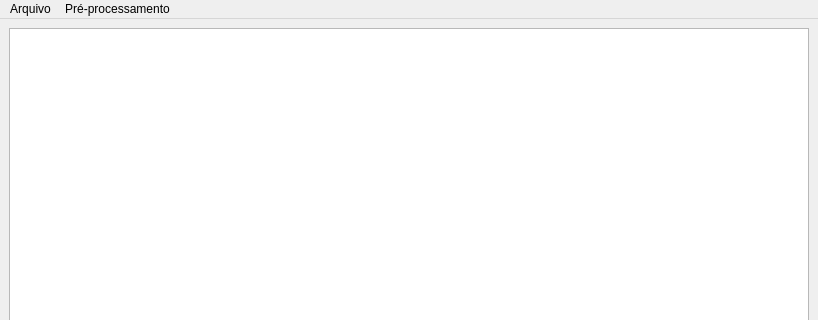
Before: the Qt Designer form RasterAsciiViewer/mainwindow.ui in gabriel-russo/sensoriamento-remoto-c-cpp, drawn with Qt 5; both pictures show x 0 to 818 and y 0 to 320 of the 818 by 612 pixel window.
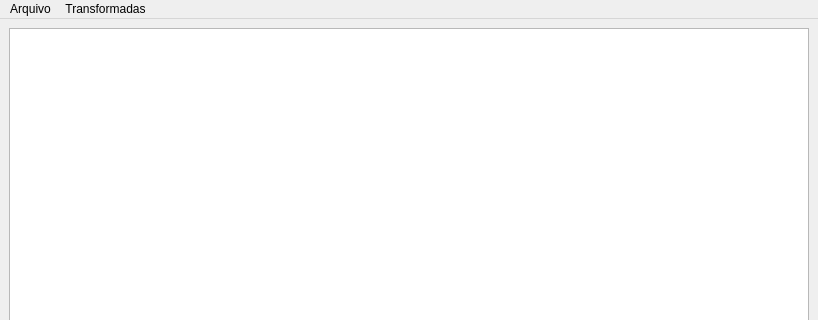
After: the same form once the commit is applied. Icons and pictures are not drawn.

Commit message: Ajustes na classe RasterAscii; Adicionado transformadas logar´ítmica e Limiar

Diff of the .ui file:
```diff
--- a/RasterAsciiViewer/mainwindow.ui
+++ b/RasterAsciiViewer/mainwindow.ui
@@ -58,15 +58,15 @@
     </property>
     <addaction name="actionCarregar"/>
    </widget>
-   <widget class="QMenu" name="menuPreProcessar">
+   <widget class="QMenu" name="menuTransform">
     <property name="title">
-     <string>Pré-processamento</string>
+     <string>Transformadas</string>
     </property>
     <addaction name="actionGamma"/>
     <addaction name="actionNegativo"/>
    </widget>
    <addaction name="menuArquivo"/>
-   <addaction name="menuPreProcessar"/>
+   <addaction name="menuTransform"/>
   </widget>
   <widget class="QStatusBar" name="statusbar"/>
   <action name="actionCarregar">
```
Left out of the diff: 28 changed lines with no effect on the pictures. The commit also changes 4 other files.
